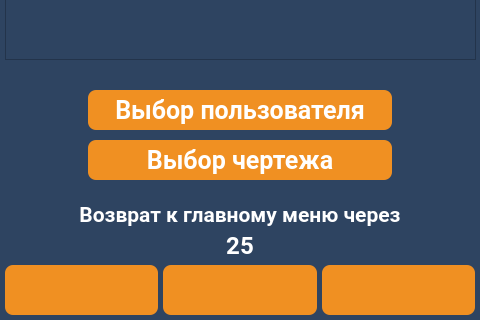
First picture: the form in client/GUI/ui/screen_21_summary_user_plan.ui, repository komrade2801/AutoSklad, before the edit; both pictures show x 0 to 480 and y 480 to 800 of the 480 by 800 pixel window.
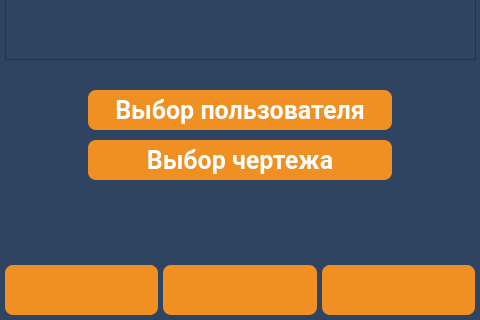
Second picture: the form after the edit. Icons and pictures are not drawn.

Commit message: feat(session): Implemented global session idle management with a timer and user activity detection to enhance security and user experience

Patch:
```diff
--- a/client/GUI/ui/screen_21_summary_user_plan.ui
+++ b/client/GUI/ui/screen_21_summary_user_plan.ui
@@ -168,650 +168,6 @@
     <string>&lt;html&gt;&lt;head/&gt;&lt;body&gt;&lt;p&gt;&lt;br/&gt;&lt;/p&gt;&lt;/body&gt;&lt;/html&gt;</string>
    </property>
   </widget>
-  <widget class="QLabel" name="lbl_timeout_back">
-   <property name="geometry">
-    <rect>
-     <x>50</x>
-     <y>710</y>
-     <width>380</width>
-     <height>30</height>
-    </rect>
-   </property>
-   <property name="palette">
-    <palette>
-     <active>
-      <colorrole role="WindowText">
-       <brush brushstyle="SolidPattern">
-        <color alpha="255">
-         <red>255</red>
-         <green>255</green>
-         <blue>255</blue>
-        </color>
-       </brush>
-      </colorrole>
-      <colorrole role="Button">
-       <brush brushstyle="LinearGradientPattern">
-        <gradient startx="0.000000000000000" starty="0.000000000000000" endx="1.000000000000000" endy="0.000000000000000" type="LinearGradient" spread="PadSpread" coordinatemode="ObjectBoundingMode">
-         <gradientstop position="0.000000000000000">
-          <color alpha="0">
-           <red>0</red>
-           <green>0</green>
-           <blue>0</blue>
-          </color>
-         </gradientstop>
-         <gradientstop position="1.000000000000000">
-          <color alpha="0">
-           <red>255</red>
-           <green>255</green>
-           <blue>255</blue>
-          </color>
-         </gradientstop>
-        </gradient>
-       </brush>
-      </colorrole>
-      <colorrole role="Text">
-       <brush brushstyle="SolidPattern">
-        <color alpha="255">
-         <red>255</red>
-         <green>255</green>
-         <blue>255</blue>
-        </color>
-       </brush>
-      </colorrole>
-      <colorrole role="ButtonText">
-       <brush brushstyle="SolidPattern">
-        <color alpha="255">
-         <red>255</red>
-         <green>255</green>
-         <blue>255</blue>
-        </color>
-       </brush>
-      </colorrole>
-      <colorrole role="Base">
-       <brush brushstyle="LinearGradientPattern">
-        <gradient startx="0.000000000000000" starty="0.000000000000000" endx="1.000000000000000" endy="0.000000000000000" type="LinearGradient" spread="PadSpread" coordinatemode="ObjectBoundingMode">
-         <gradientstop position="0.000000000000000">
-          <color alpha="0">
-           <red>0</red>
-           <green>0</green>
-           <blue>0</blue>
-          </color>
-         </gradientstop>
-         <gradientstop position="1.000000000000000">
-          <color alpha="0">
-           <red>255</red>
-           <green>255</green>
-           <blue>255</blue>
-          </color>
-         </gradientstop>
-        </gradient>
-       </brush>
-      </colorrole>
-      <colorrole role="Window">
-       <brush brushstyle="LinearGradientPattern">
-        <gradient startx="0.000000000000000" starty="0.000000000000000" endx="1.000000000000000" endy="0.000000000000000" type="LinearGradient" spread="PadSpread" coordinatemode="ObjectBoundingMode">
-         <gradientstop position="0.000000000000000">
-          <color alpha="0">
-           <red>0</red>
-           <green>0</green>
-           <blue>0</blue>
-          </color>
-         </gradientstop>
-         <gradientstop position="1.000000000000000">
-          <color alpha="0">
-           <red>255</red>
-           <green>255</green>
-           <blue>255</blue>
-          </color>
-         </gradientstop>
-        </gradient>
-       </brush>
-      </colorrole>
-      <colorrole role="PlaceholderText">
-       <brush brushstyle="NoBrush">
-        <color alpha="128">
-         <red>0</red>
-         <green>49</green>
-         <blue>114</blue>
-        </color>
-       </brush>
-      </colorrole>
-     </active>
-     <inactive>
-      <colorrole role="WindowText">
-       <brush brushstyle="SolidPattern">
-        <color alpha="255">
-         <red>255</red>
-         <green>255</green>
-         <blue>255</blue>
-        </color>
-       </brush>
-      </colorrole>
-      <colorrole role="Button">
-       <brush brushstyle="LinearGradientPattern">
-        <gradient startx="0.000000000000000" starty="0.000000000000000" endx="1.000000000000000" endy="0.000000000000000" type="LinearGradient" spread="PadSpread" coordinatemode="ObjectBoundingMode">
-         <gradientstop position="0.000000000000000">
-          <color alpha="0">
-           <red>0</red>
-           <green>0</green>
-           <blue>0</blue>
-          </color>
-         </gradientstop>
-         <gradientstop position="1.000000000000000">
-          <color alpha="0">
-           <red>255</red>
-           <green>255</green>
-           <blue>255</blue>
-          </color>
-         </gradientstop>
-        </gradient>
-       </brush>
-      </colorrole>
-      <colorrole role="Text">
-       <brush brushstyle="SolidPattern">
-        <color alpha="255">
-         <red>255</red>
-         <green>255</green>
-         <blue>255</blue>
-        </color>
-       </brush>
-      </colorrole>
-      <colorrole role="ButtonText">
-       <brush brushstyle="SolidPattern">
-        <color alpha="255">
-         <red>255</red>
-         <green>255</green>
-         <blue>255</blue>
-        </color>
-       </brush>
-      </colorrole>
-      <colorrole role="Base">
-       <brush brushstyle="LinearGradientPattern">
-        <gradient startx="0.000000000000000" starty="0.000000000000000" endx="1.000000000000000" endy="0.000000000000000" type="LinearGradient" spread="PadSpread" coordinatemode="ObjectBoundingMode">
-         <gradientstop position="0.000000000000000">
-          <color alpha="0">
-           <red>0</red>
-           <green>0</green>
-           <blue>0</blue>
-          </color>
-         </gradientstop>
-         <gradientstop position="1.000000000000000">
-          <color alpha="0">
-           <red>255</red>
-           <green>255</green>
-           <blue>255</blue>
-          </color>
-         </gradientstop>
-        </gradient>
-       </brush>
-      </colorrole>
-      <colorrole role="Window">
-       <brush brushstyle="LinearGradientPattern">
-        <gradient startx="0.000000000000000" starty="0.000000000000000" endx="1.000000000000000" endy="0.000000000000000" type="LinearGradient" spread="PadSpread" coordinatemode="ObjectBoundingMode">
-         <gradientstop position="0.000000000000000">
-          <color alpha="0">
-           <red>0</red>
-           <green>0</green>
-           <blue>0</blue>
-          </color>
-         </gradientstop>
-         <gradientstop position="1.000000000000000">
-          <color alpha="0">
-           <red>255</red>
-           <green>255</green>
-           <blue>255</blue>
-          </color>
-         </gradientstop>
-        </gradient>
-       </brush>
-      </colorrole>
-      <colorrole role="PlaceholderText">
-       <brush brushstyle="NoBrush">
-        <color alpha="128">
-         <red>255</red>
-         <green>255</green>
-         <blue>255</blue>
-        </color>
-       </brush>
-      </colorrole>
-     </inactive>
-     <disabled>
-      <colorrole role="WindowText">
-       <brush brushstyle="SolidPattern">
-        <color alpha="255">
-         <red>255</red>
-         <green>255</green>
-         <blue>255</blue>
-        </color>
-       </brush>
-      </colorrole>
-      <colorrole role="Button">
-       <brush brushstyle="LinearGradientPattern">
-        <gradient startx="0.000000000000000" starty="0.000000000000000" endx="1.000000000000000" endy="0.000000000000000" type="LinearGradient" spread="PadSpread" coordinatemode="ObjectBoundingMode">
-         <gradientstop position="0.000000000000000">
-          <color alpha="0">
-           <red>0</red>
-           <green>0</green>
-           <blue>0</blue>
-          </color>
-         </gradientstop>
-         <gradientstop position="1.000000000000000">
-          <color alpha="0">
-           <red>255</red>
-           <green>255</green>
-           <blue>255</blue>
-          </color>
-         </gradientstop>
-        </gradient>
-       </brush>
-      </colorrole>
-      <colorrole role="Text">
-       <brush brushstyle="SolidPattern">
-        <color alpha="255">
-         <red>255</red>
-         <green>255</green>
-         <blue>255</blue>
-        </color>
-       </brush>
-      </colorrole>
-      <colorrole role="ButtonText">
-       <brush brushstyle="SolidPattern">
-        <color alpha="255">
-         <red>255</red>
-         <green>255</green>
-         <blue>255</blue>
-        </color>
-       </brush>
-      </colorrole>
-      <colorrole role="Base">
-       <brush brushstyle="LinearGradientPattern">
-        <gradient startx="0.000000000000000" starty="0.000000000000000" endx="1.000000000000000" endy="0.000000000000000" type="LinearGradient" spread="PadSpread" coordinatemode="ObjectBoundingMode">
-         <gradientstop position="0.000000000000000">
-          <color alpha="0">
-           <red>0</red>
-           <green>0</green>
-           <blue>0</blue>
-          </color>
-         </gradientstop>
-         <gradientstop position="1.000000000000000">
-          <color alpha="0">
-           <red>255</red>
-           <green>255</green>
-           <blue>255</blue>
-          </color>
-         </gradientstop>
-        </gradient>
-       </brush>
-      </colorrole>
-      <colorrole role="Window">
-       <brush brushstyle="LinearGradientPattern">
-        <gradient startx="0.000000000000000" starty="0.000000000000000" endx="1.000000000000000" endy="0.000000000000000" type="LinearGradient" spread="PadSpread" coordinatemode="ObjectBoundingMode">
-         <gradientstop position="0.000000000000000">
-          <color alpha="0">
-           <red>0</red>
-           <green>0</green>
-           <blue>0</blue>
-          </color>
-         </gradientstop>
-         <gradientstop position="1.000000000000000">
-          <color alpha="0">
-           <red>255</red>
-           <green>255</green>
-           <blue>255</blue>
-          </color>
-         </gradientstop>
-        </gradient>
-       </brush>
-      </colorrole>
-      <colorrole role="PlaceholderText">
-       <brush brushstyle="NoBrush">
-        <color alpha="128">
-         <red>0</red>
-         <green>49</green>
-         <blue>114</blue>
-        </color>
-       </brush>
-      </colorrole>
-     </disabled>
-    </palette>
-   </property>
-   <property name="font">
-    <font>
-     <family>Roboto</family>
-     <pointsize>18</pointsize>
-     <weight>75</weight>
-     <bold>true</bold>
-    </font>
-   </property>
-   <property name="text">
-    <string>25</string>
-   </property>
-   <property name="alignment">
-    <set>Qt::AlignCenter</set>
-   </property>
-  </widget>
-  <widget class="QLabel" name="lbl_info_2">
-   <property name="geometry">
-    <rect>
-     <x>50</x>
-     <y>680</y>
-     <width>380</width>
-     <height>30</height>
-    </rect>
-   </property>
-   <property name="palette">
-    <palette>
-     <active>
-      <colorrole role="WindowText">
-       <brush brushstyle="SolidPattern">
-        <color alpha="255">
-         <red>255</red>
-         <green>255</green>
-         <blue>255</blue>
-        </color>
-       </brush>
-      </colorrole>
-      <colorrole role="Button">
-       <brush brushstyle="LinearGradientPattern">
-        <gradient startx="0.000000000000000" starty="0.000000000000000" endx="1.000000000000000" endy="0.000000000000000" type="LinearGradient" spread="PadSpread" coordinatemode="ObjectBoundingMode">
-         <gradientstop position="0.000000000000000">
-          <color alpha="0">
-           <red>0</red>
-           <green>0</green>
-           <blue>0</blue>
-          </color>
-         </gradientstop>
-         <gradientstop position="1.000000000000000">
-          <color alpha="0">
-           <red>255</red>
-           <green>255</green>
-           <blue>255</blue>
-          </color>
-         </gradientstop>
-        </gradient>
-       </brush>
-      </colorrole>
-      <colorrole role="Text">
-       <brush brushstyle="SolidPattern">
-        <color alpha="255">
-         <red>255</red>
-         <green>255</green>
-         <blue>255</blue>
-        </color>
-       </brush>
-      </colorrole>
-      <colorrole role="ButtonText">
-       <brush brushstyle="SolidPattern">
-        <color alpha="255">
-         <red>255</red>
-         <green>255</green>
-         <blue>255</blue>
-        </color>
-       </brush>
-      </colorrole>
-      <colorrole role="Base">
-       <brush brushstyle="LinearGradientPattern">
-        <gradient startx="0.000000000000000" starty="0.000000000000000" endx="1.000000000000000" endy="0.000000000000000" type="LinearGradient" spread="PadSpread" coordinatemode="ObjectBoundingMode">
-         <gradientstop position="0.000000000000000">
-          <color alpha="0">
-           <red>0</red>
-           <green>0</green>
-           <blue>0</blue>
-          </color>
-         </gradientstop>
-         <gradientstop position="1.000000000000000">
-          <color alpha="0">
-           <red>255</red>
-           <green>255</green>
-           <blue>255</blue>
-          </color>
-         </gradientstop>
-        </gradient>
-       </brush>
-      </colorrole>
-      <colorrole role="Window">
-       <brush brushstyle="LinearGradientPattern">
-        <gradient startx="0.000000000000000" starty="0.000000000000000" endx="1.000000000000000" endy="0.000000000000000" type="LinearGradient" spread="PadSpread" coordinatemode="ObjectBoundingMode">
-         <gradientstop position="0.000000000000000">
-          <color alpha="0">
-           <red>0</red>
-           <green>0</green>
-           <blue>0</blue>
-          </color>
-         </gradientstop>
-         <gradientstop position="1.000000000000000">
-          <color alpha="0">
-           <red>255</red>
-           <green>255</green>
-           <blue>255</blue>
-          </color>
-         </gradientstop>
-        </gradient>
-       </brush>
-      </colorrole>
-      <colorrole role="PlaceholderText">
-       <brush brushstyle="NoBrush">
-        <color alpha="128">
-         <red>0</red>
-         <green>49</green>
-         <blue>114</blue>
-        </color>
-       </brush>
-      </colorrole>
-     </active>
-     <inactive>
-      <colorrole role="WindowText">
-       <brush brushstyle="SolidPattern">
-        <color alpha="255">
-         <red>255</red>
-         <green>255</green>
-         <blue>255</blue>
-        </color>
-       </brush>
-      </colorrole>
-      <colorrole role="Button">
-       <brush brushstyle="LinearGradientPattern">
-        <gradient startx="0.000000000000000" starty="0.000000000000000" endx="1.000000000000000" endy="0.000000000000000" type="LinearGradient" spread="PadSpread" coordinatemode="ObjectBoundingMode">
-         <gradientstop position="0.000000000000000">
-          <color alpha="0">
-           <red>0</red>
-           <green>0</green>
-           <blue>0</blue>
-          </color>
-         </gradientstop>
-         <gradientstop position="1.000000000000000">
-          <color alpha="0">
-           <red>255</red>
-           <green>255</green>
-           <blue>255</blue>
-          </color>
-         </gradientstop>
-        </gradient>
-       </brush>
-      </colorrole>
-      <colorrole role="Text">
-       <brush brushstyle="SolidPattern">
-        <color alpha="255">
-         <red>255</red>
-         <green>255</green>
-         <blue>255</blue>
-        </color>
-       </brush>
-      </colorrole>
-      <colorrole role="ButtonText">
-       <brush brushstyle="SolidPattern">
-        <color alpha="255">
-         <red>255</red>
-         <green>255</green>
-         <blue>255</blue>
-        </color>
-       </brush>
-      </colorrole>
-      <colorrole role="Base">
-       <brush brushstyle="LinearGradientPattern">
-        <gradient startx="0.000000000000000" starty="0.000000000000000" endx="1.000000000000000" endy="0.000000000000000" type="LinearGradient" spread="PadSpread" coordinatemode="ObjectBoundingMode">
-         <gradientstop position="0.000000000000000">
-          <color alpha="0">
-           <red>0</red>
-           <green>0</green>
-           <blue>0</blue>
-          </color>
-         </gradientstop>
-         <gradientstop position="1.000000000000000">
-          <color alpha="0">
-           <red>255</red>
-           <green>255</green>
-           <blue>255</blue>
-          </color>
-         </gradientstop>
-        </gradient>
-       </brush>
-      </colorrole>
-      <colorrole role="Window">
-       <brush brushstyle="LinearGradientPattern">
-        <gradient startx="0.000000000000000" starty="0.000000000000000" endx="1.000000000000000" endy="0.000000000000000" type="LinearGradient" spread="PadSpread" coordinatemode="ObjectBoundingMode">
-         <gradientstop position="0.000000000000000">
-          <color alpha="0">
-           <red>0</red>
-           <green>0</green>
-           <blue>0</blue>
-          </color>
-         </gradientstop>
-         <gradientstop position="1.000000000000000">
-          <color alpha="0">
-           <red>255</red>
-           <green>255</green>
-           <blue>255</blue>
-          </color>
-         </gradientstop>
-        </gradient>
-       </brush>
-      </colorrole>
-      <colorrole role="PlaceholderText">
-       <brush brushstyle="NoBrush">
-        <color alpha="128">
-         <red>255</red>
-         <green>255</green>
-         <blue>255</blue>
-        </color>
-       </brush>
-      </colorrole>
-     </inactive>
-     <disabled>
-      <colorrole role="WindowText">
-       <brush brushstyle="SolidPattern">
-        <color alpha="255">
-         <red>255</red>
-         <green>255</green>
-         <blue>255</blue>
-        </color>
-       </brush>
-      </colorrole>
-      <colorrole role="Button">
-       <brush brushstyle="LinearGradientPattern">
-        <gradient startx="0.000000000000000" starty="0.000000000000000" endx="1.000000000000000" endy="0.000000000000000" type="LinearGradient" spread="PadSpread" coordinatemode="ObjectBoundingMode">
-         <gradientstop position="0.000000000000000">
-          <color alpha="0">
-           <red>0</red>
-           <green>0</green>
-           <blue>0</blue>
-          </color>
-         </gradientstop>
-         <gradientstop position="1.000000000000000">
-          <color alpha="0">
-           <red>255</red>
-           <green>255</green>
-           <blue>255</blue>
-          </color>
-         </gradientstop>
-        </gradient>
-       </brush>
-      </colorrole>
-      <colorrole role="Text">
-       <brush brushstyle="SolidPattern">
-        <color alpha="255">
-         <red>255</red>
-         <green>255</green>
-         <blue>255</blue>
-        </color>
-       </brush>
-      </colorrole>
-      <colorrole role="ButtonText">
-       <brush brushstyle="SolidPattern">
-        <color alpha="255">
-         <red>255</red>
-         <green>255</green>
-         <blue>255</blue>
-        </color>
-       </brush>
-      </colorrole>
-      <colorrole role="Base">
-       <brush brushstyle="LinearGradientPattern">
-        <gradient startx="0.000000000000000" starty="0.000000000000000" endx="1.000000000000000" endy="0.000000000000000" type="LinearGradient" spread="PadSpread" coordinatemode="ObjectBoundingMode">
-         <gradientstop position="0.000000000000000">
-          <color alpha="0">
-           <red>0</red>
-           <green>0</green>
-           <blue>0</blue>
-          </color>
-         </gradientstop>
-         <gradientstop position="1.000000000000000">
-          <color alpha="0">
-           <red>255</red>
-           <green>255</green>
-           <blue>255</blue>
-          </color>
-         </gradientstop>
-        </gradient>
-       </brush>
-      </colorrole>
-      <colorrole role="Window">
-       <brush brushstyle="LinearGradientPattern">
-        <gradient startx="0.000000000000000" starty="0.000000000000000" endx="1.000000000000000" endy="0.000000000000000" type="LinearGradient" spread="PadSpread" coordinatemode="ObjectBoundingMode">
-         <gradientstop position="0.000000000000000">
-          <color alpha="0">
-           <red>0</red>
-           <green>0</green>
-           <blue>0</blue>
-          </color>
-         </gradientstop>
-         <gradientstop position="1.000000000000000">
-          <color alpha="0">
-           <red>255</red>
-           <green>255</green>
-           <blue>255</blue>
-          </color>
-         </gradientstop>
-        </gradient>
-       </brush>
-      </colorrole>
-      <colorrole role="PlaceholderText">
-       <brush brushstyle="NoBrush">
-        <color alpha="128">
-         <red>0</red>
-         <green>49</green>
-         <blue>114</blue>
-        </color>
-       </brush>
-      </colorrole>
-     </disabled>
-    </palette>
-   </property>
-   <property name="font">
-    <font>
-     <family>Roboto</family>
-     <pointsize>16</pointsize>
-     <weight>75</weight>
-     <bold>true</bold>
-    </font>
-   </property>
-   <property name="text">
-    <string>Возврат к главному меню через</string>
-   </property>
-   <property name="alignment">
-    <set>Qt::AlignCenter</set>
-   </property>
-  </widget>
   <widget class="QPushButton" name="btn_select_plans">
    <property name="geometry">
     <rect>
```
Left out of the diff: 16 changed lines with no effect on the pictures. The commit also changes 96 other files.
